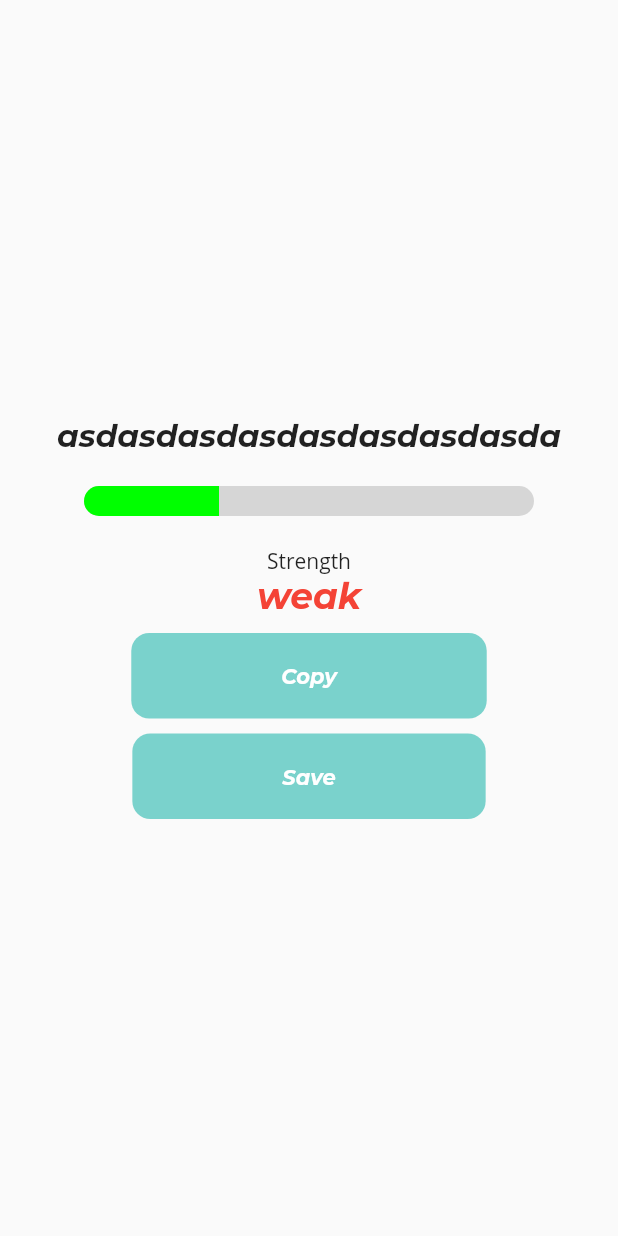
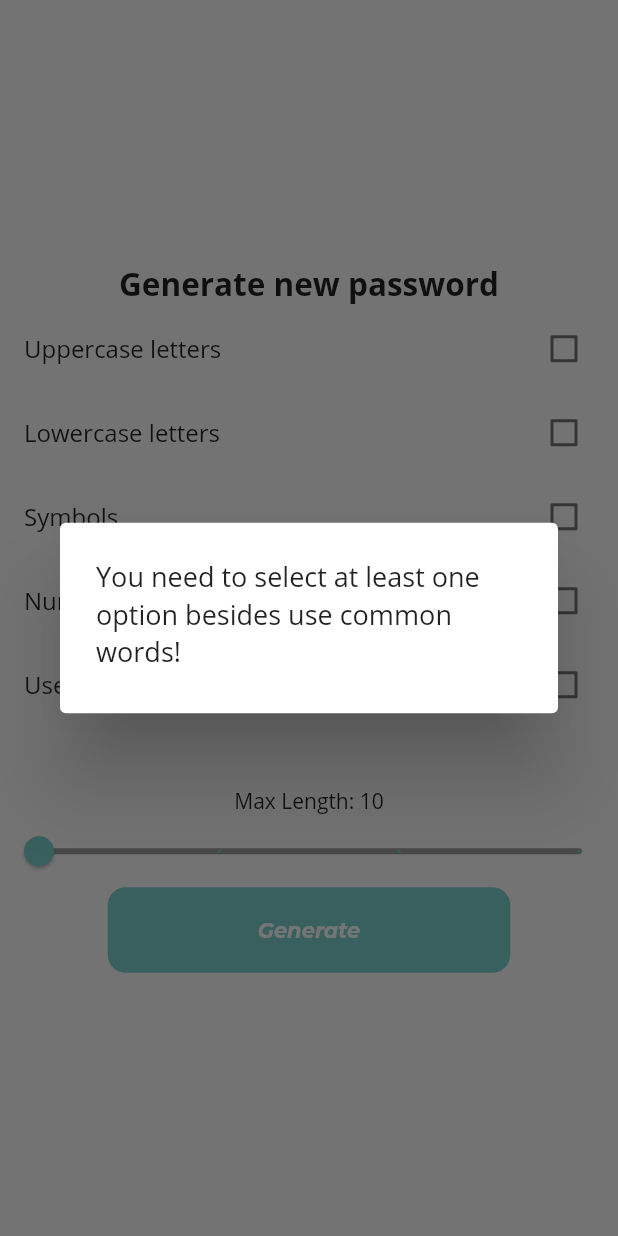
Before and after one commit to zawadneak/pword, a Flutter app: the Password screen opened by its route, after a tap on "Generate", on a phone screen of 412 x 824 dp. Run offline on Flutter 3.47's test engine with Material 2 defaults, Android fonts, the phone set to English and light mode, and no system bars; missing offline and left inert: clipboard.

Commit message:
Password generator function

```diff
--- /dev/null
+++ b/lib/constants/passwordChars.dart
@@ -0,0 +1,17 @@
+class PasswordChars {
+  static const uppercase = "ABCDEFGHIJKLMNOPQRSTUVWXYZ";
+  static const lowercase = "abcdefghijklmnopqrstuvwxyz";
+  static const symbols = "!@#%&";
+  static const numbers = "1234567890";
+  static const commonWords = [
+    "Apple",
+    "Banana",
+    "Orange",
+    "Alpha",
+    "Beta",
+    "Charlie",
+    "Tango",
+    "Dog",
+    "Cat"
+  ];
+}
--- a/lib/pages/password.dart
+++ b/lib/pages/password.dart
@@ -1,7 +1,11 @@
 import 'package:flutter/material.dart';
+import 'package:clipboard/clipboard.dart';
+import 'dart:math';
 import '../constants/colors.dart';
+import '../constants/passwordChars.dart';
 import '../widgets/checkBox.dart';
 import '../widgets/generalButton.dart';
+import '../widgets/Alert.dart';
 
 class Password extends StatefulWidget {
   @override
@@ -17,16 +21,10 @@ class PasswordState extends State<Password> {
     CheckBoxModel(text: "Use common words"),
   ];
 
-  double sliderValue = 10;
+  double passwordLength = 10;
   double strength = 0.3;
   bool isGenerated = false;
   String password = "";
-
-  void handleGenerate() {
-    setState(() {
-      isGenerated = !isGenerated;
-    });
-  }
 
   @override
   Widget build(BuildContext context) {
@@ -38,7 +36,67 @@ class PasswordState extends State<Password> {
       Navigator.pushNamed(context, '/safe');
     }
 
-    int printableSliderValue = sliderValue.round();
+    int printableSliderValue = passwordLength.round();
+
+    int generateRandomString() {
+      final random = Random();
+      var charArray = [];
+      if (options[0].checked) {
+        charArray.add(PasswordChars.uppercase);
+      }
+      if (options[1].checked) {
+        charArray.add(PasswordChars.lowercase);
+      }
+      if (options[2].checked) {
+        charArray.add(PasswordChars.symbols);
+      }
+      if (options[3].checked) {
+        charArray.add(PasswordChars.numbers);
+      }
+
+      if (charArray.isEmpty ?? true) {
+        Alert().alert(context,
+            "You need to select at least one option besides use common words!");
+        return 1;
+      }
+      final charString = charArray.join();
+
+      final generatedPassword = List.generate(printableSliderValue,
+          (index) => charString[random.nextInt(charString.length)]).join();
+
+      bool commonWordUsed = false;
+      String commonWordPassword = "";
+
+      if (options[4].checked) {
+        final index = random.nextInt(PasswordChars.commonWords.length);
+        final commonWord = PasswordChars.commonWords[index];
+
+        setState(() {
+          commonWordUsed = true;
+          commonWordPassword =
+              generatedPassword.replaceRange(0, commonWord.length, commonWord);
+        });
+      }
+
+      setState(() {
+        password = commonWordUsed ? commonWordPassword : generatedPassword;
+      });
+      return 0;
+    }
+
+    void handleGenerate() {
+      final resultInt = generateRandomString();
+
+      if (resultInt == 0) {
+        setState(() {
+          isGenerated = !isGenerated;
+        });
+      }
+    }
+
+    void handleCopy() {
+      FlutterClipboard.copy(password);
+    }
 
     return Scaffold(
         body: Center(
@@ -67,7 +125,7 @@ class PasswordState extends State<Password> {
                           style: TextStyle(
                               fontFamily: "OpenSans", fontSize: 14.0)),
                       Slider(
-                          value: sliderValue,
+                          value: passwordLength,
                           min: 10,
                           max: 25,
                           divisions: 3,
@@ -75,7 +133,7 @@ class PasswordState extends State<Password> {
                           inactiveColor: Colors.grey,
                           onChanged: (double value) {
                             setState(() {
-                              sliderValue = value;
+                              passwordLength = value;
                             });
                           }),
                       GeneralButton("Generate", handleGenerate)
@@ -84,7 +142,7 @@ class PasswordState extends State<Password> {
                 : Column(
                     mainAxisAlignment: MainAxisAlignment.center,
                     children: [
-                        Text('asdasdasdasdasdasdasdasda',
+                        Text(password,
                             style: TextStyle(
                                 fontFamily: "Montserrat", fontSize: 21.0)),
                         Container(
@@ -110,7 +168,7 @@ class PasswordState extends State<Password> {
                               fontSize: 24.0),
                         ),
                         SizedBox(height: 10),
-                        GeneralButton("Copy", handleGenerate),
+                        GeneralButton("Copy", handleCopy),
                         SizedBox(height: 10),
                         GeneralButton("Save", handleSave)
                       ])));
--- /dev/null
+++ b/lib/widgets/Alert.dart
@@ -0,0 +1,18 @@
+import 'package:flutter/material.dart';
+
+class Alert {
+  Future<void> alert(context, String alertTitle) async {
+    await showDialog(
+        context: context,
+        builder: (BuildContext context) {
+          return SimpleDialog(
+            title: Text(alertTitle, style: TextStyle(fontSize: 18.0)),
+            children: [
+              SizedBox(
+                height: 0,
+              )
+            ],
+          );
+        });
+  }
+}
--- a/pubspec.yaml
+++ b/pubspec.yaml
@@ -27,6 +27,7 @@ dependencies:
   # The following adds the Cupertino Icons font to your application.
   # Use with the CupertinoIcons class for iOS style icons.
   cupertino_icons: ^1.0.0
+  clipboard: ^0.1.2+8
 
 dev_dependencies:
   flutter_test:
```
Also changed, not shown: pubspec.lock.
